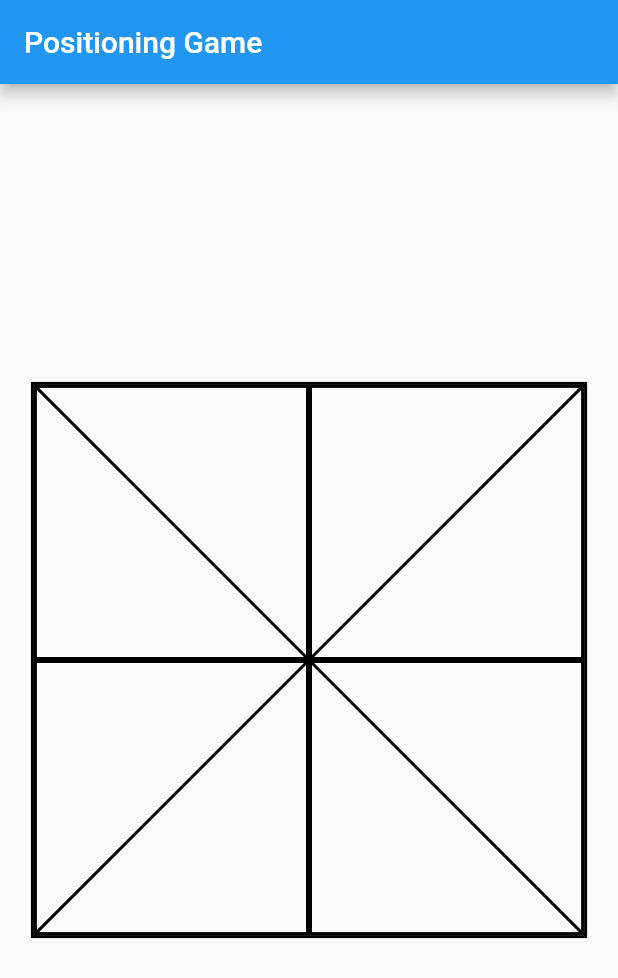
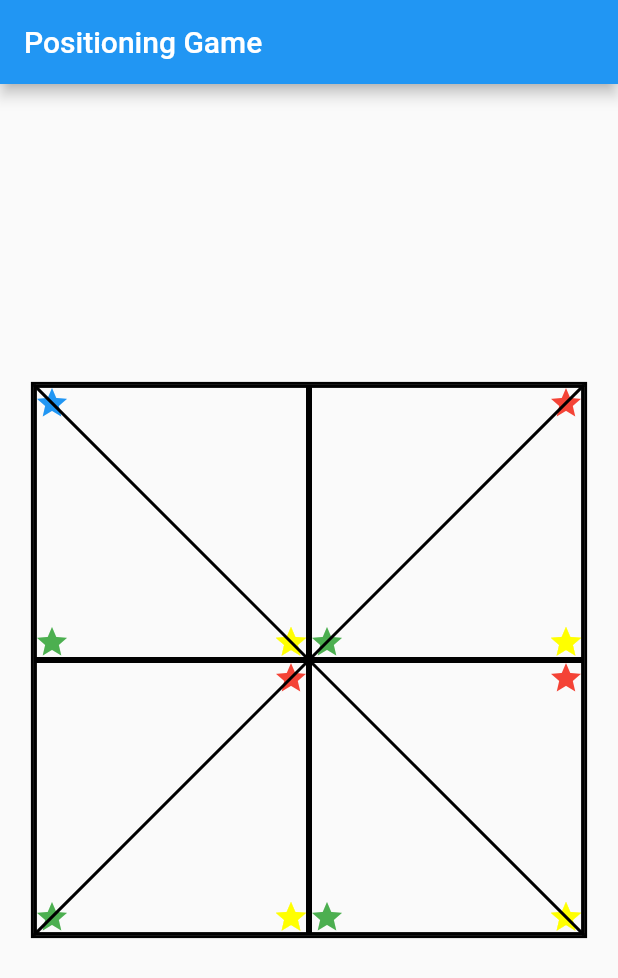
Before and after one commit to BirajMainali/panchal-mind-move-game, a Flutter app: the screen it shows after launch, on a phone screen of 412 x 824 dp. Shown: the top 978 px of the screen. Run offline on Flutter 3.47's test engine with Material 2 defaults, Android fonts, the phone set to English and light mode, and no system bars.

Commit message:
feat: draw inital board

```diff
--- a/lib/main.dart
+++ b/lib/main.dart
@@ -14,7 +14,6 @@
 
     final center = size.center(Offset.zero);
 
-    // Draw diagonals from the center to each corner
     canvas.drawLine(Offset.zero, center, paint); // Top-Left
     canvas.drawLine(Offset(size.width, 0), center, paint); // Top-Right
     canvas.drawLine(Offset(0, size.height), center, paint); // Bottom-Left
@@ -55,13 +54,39 @@
                   ),
                   itemCount: 4,
                   itemBuilder: (BuildContext context, int index) {
-                    return Container(
-                      decoration: BoxDecoration(
-                        border: Border.all(
-                          color: Colors.black,
-                          width: 2,
+                    return Stack(
+                      children: [
+                        Container(
+                          decoration: BoxDecoration(
+                            border: Border.all(
+                              color: Colors.black,
+                              width: 2,
+                            ),
+                          ),
                         ),
-                      ),
+                        if (index == 0)
+                          const Positioned(
+                            top: 0,
+                            left: 0,
+                            child: Icon(Icons.star, size: 24, color: Colors.blue),
+                          ),
+                        if (index != 0)
+                          const Positioned(
+                            top: 0,
+                            right: 0,
+                            child: Icon(Icons.star, size: 24, color: Colors.red),
+                          ),
+                        const Positioned(
+                          bottom: 0,
+                          left: 0,
+                          child: Icon(Icons.star, size: 24, color: Colors.green),
+                        ),
+                        const Positioned(
+                          bottom: 0,
+                          right: 0,
+                          child: Icon(Icons.star, size: 24, color: Colors.yellowAccent),
+                        ),
+                      ],
                     );
                   },
                 ),
```
